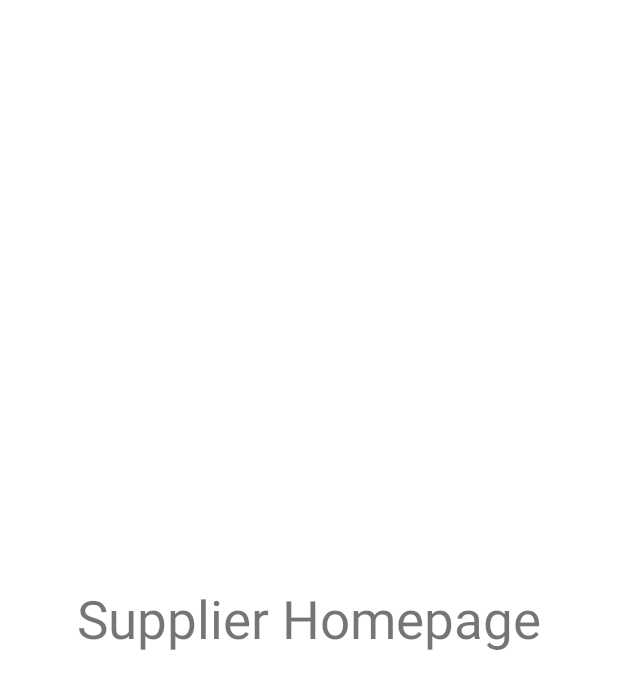
After one commit to Gozirin/AquaWaterApp, an Android app: the fragment SupplierHomePage shown on its own in the app's theme, on a phone screen of 412 x 824 dp. The commit adds this screen. Shown: the top 689 px of the screen. Run offline under Robolectric (Android 15) with nearby library versions, the phone set to English and light mode, and no system bars.

Commit message:
created the supplier homepage bottom navigation.

```diff
--- /dev/null
+++ b/app/src/main/java/com/decagon/aqua/feature/supplier/dashboard/home_screen/SupplierHomePage.kt
@@ -0,0 +1,21 @@
+package com.decagon.aqua.feature.supplier.dashboard.home_screen
+
+import android.os.Bundle
+import android.view.LayoutInflater
+import android.view.View
+import android.view.ViewGroup
+import androidx.fragment.app.Fragment
+import com.decagon.aqua.R
+
+class SupplierHomePage : Fragment(){
+    override fun onCreateView(
+        inflater: LayoutInflater,
+        container: ViewGroup?,
+        savedInstanceState: Bundle?
+    ): View? {
+        return inflater.inflate(R.layout.supplier_home_page_layout, container, false)
+    }
+    override fun onViewCreated(view: View, savedInstanceState: Bundle?) {
+        super.onViewCreated(view, savedInstanceState)
+    }
+}
--- /dev/null
+++ b/app/src/main/res/layout/supplier_home_page_layout.xml
@@ -0,0 +1,20 @@
+<?xml version="1.0" encoding="utf-8"?>
+<androidx.constraintlayout.widget.ConstraintLayout xmlns:android="http://schemas.android.com/apk/res/android"
+    xmlns:app="http://schemas.android.com/apk/res-auto"
+    xmlns:tools="http://schemas.android.com/tools"
+    android:layout_width="match_parent"
+    android:layout_height="match_parent"
+    tools:context=".MainActivity">
+
+
+    <TextView
+        android:id="@+id/textView"
+        android:layout_width="wrap_content"
+        android:layout_height="wrap_content"
+        android:text="@string/supplier_homepage"
+        android:textSize="35sp"
+        app:layout_constraintBottom_toBottomOf="parent"
+        app:layout_constraintEnd_toEndOf="parent"
+        app:layout_constraintStart_toStartOf="parent"
+        app:layout_constraintTop_toTopOf="parent" />
+</androidx.constraintlayout.widget.ConstraintLayout>
--- a/app/src/main/res/values-night/themes.xml
+++ b/app/src/main/res/values-night/themes.xml
@@ -1,6 +1,6 @@
 <resources xmlns:tools="http://schemas.android.com/tools">
     <!-- Base application theme. -->
-    <style name="Theme.Aqua" parent="Theme.MaterialComponents.DayNight.DarkActionBar">
+    <style name="Theme.Aqua" parent="Theme.MaterialComponents.DayNight.NoActionBar">
         <!-- Primary brand color. -->
         <item name="colorPrimary">@color/purple_200</item>
         <item name="colorPrimaryVariant">@color/purple_700</item>
--- a/app/src/main/res/values/colors.xml
+++ b/app/src/main/res/values/colors.xml
@@ -7,4 +7,6 @@
     <color name="teal_700">#FF018786</color>
     <color name="black">#FF000000</color>
     <color name="white">#FFFFFFFF</color>
+    <color name="aqua_app_primary_color">#147DF5</color>
+    <color name="home_page_menu_icons_color">#147DF5</color>
 </resources>
--- a/app/src/main/res/values/strings.xml
+++ b/app/src/main/res/values/strings.xml
@@ -1,3 +1,4 @@
 <resources>
     <string name="app_name">Aqua</string>
+    <string name="supplier_homepage">Supplier Homepage</string>
 </resources>
--- a/app/src/main/res/values/themes.xml
+++ b/app/src/main/res/values/themes.xml
@@ -1,8 +1,8 @@
 <resources xmlns:tools="http://schemas.android.com/tools">
     <!-- Base application theme. -->
-    <style name="Theme.Aqua" parent="Theme.MaterialComponents.DayNight.DarkActionBar">
+    <style name="Theme.Aqua" parent="Theme.MaterialComponents.DayNight.NoActionBar">
         <!-- Primary brand color. -->
-        <item name="colorPrimary">@color/purple_500</item>
+        <item name="colorPrimary">@color/aqua_app_primary_color</item>
         <item name="colorPrimaryVariant">@color/purple_700</item>
         <item name="colorOnPrimary">@color/white</item>
         <!-- Secondary brand color. -->
```
Also changed, not shown: app/src/main/java/com/decagon/aqua/MainActivity.kt (+42 -1 lines), app/src/main/java/com/decagon/aqua/feature/supplier/dashboard/account_screen/SupplierAccountPage.kt (added, +22 -0 lines), app/src/main/java/com/decagon/aqua/feature/supplier/dashboard/order_screen/SupplierOrdersPage.kt (added, +21 -0 lines), app/src/main/res/drawable-v24/ic_order_icon.xml (added, +19 -0 lines), app/src/main/res/drawable-v24/ic_person_icon.xml (added, +18 -0 lines), app/src/main/res/drawable/ic_home_icon.xml (added, +9 -0 lines), app/src/main/res/layout/activity_main.xml (+23 -7 lines), app/src/main/res/layout/supplier_account_layout.xml (added, +20 -0 lines), app/src/main/res/layout/supplier_orders_layout.xml (added, +20 -0 lines), app/src/main/res/menu/supplier_homepage_bottom_nav_menu.xml (added, +16 -0 lines).
